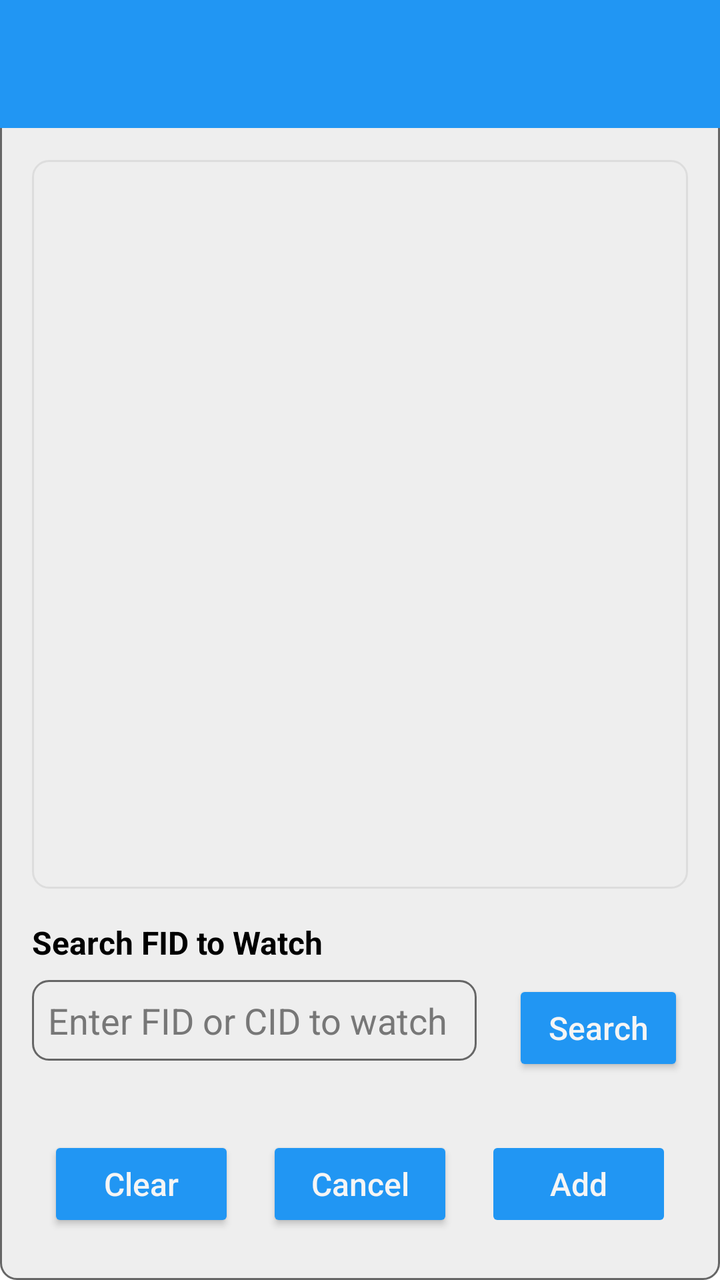
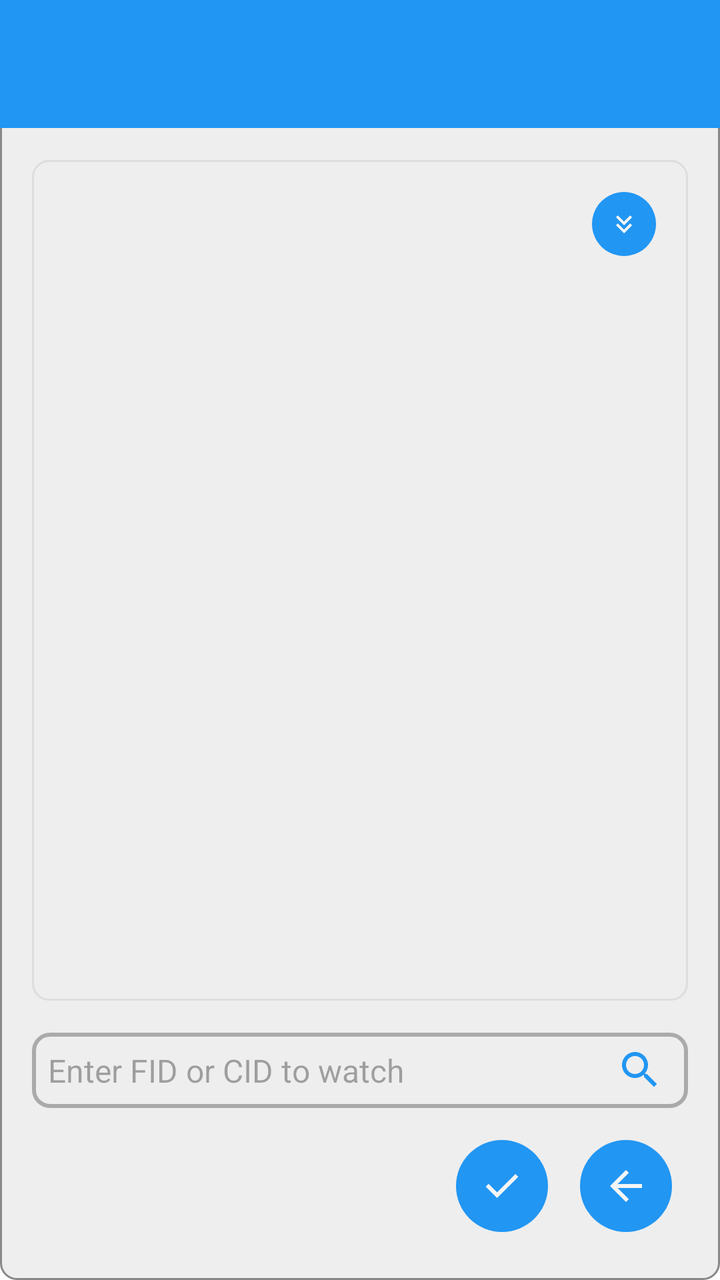

Screens rendered from an Android XML layout before and after an edit, with the pre-edit source and the edit as a unified diff.
<!-- AndroidManifest.xml: application theme Theme.Freer -->
<!-- res/layout/activity_add_watched_fid.xml -->
<?xml version="1.0" encoding="utf-8"?>
<LinearLayout xmlns:android="http://schemas.android.com/apk/res/android"
    android:layout_width="match_parent"
    android:layout_height="match_parent"
    android:orientation="vertical"
    android:background="@drawable/key_card_background">

    
    <include layout="@layout/common_toolbar" />

    <LinearLayout
        android:layout_width="match_parent"
        android:layout_height="match_parent"
        android:orientation="vertical"
        android:padding="16dp">

        
        <LinearLayout
            android:layout_width="match_parent"
            android:layout_height="0dp"
            android:layout_weight="1"
            android:orientation="vertical"
            android:layout_marginBottom="16dp">

            <TextView
                android:id="@+id/searchResultsHint"
                android:layout_width="match_parent"
                android:layout_height="wrap_content"
                android:text="@string/search_results"
                android:textStyle="bold"
                android:textSize="16sp"
                android:textColor="@color/text_color"
                android:layout_marginBottom="8dp"
                android:visibility="gone" />

            <ScrollView
                android:layout_width="match_parent"
                android:layout_height="match_parent"
                android:background="@drawable/bg_result_view"
                android:padding="8dp">

                <LinearLayout
                    android:layout_width="match_parent"
                    android:layout_height="wrap_content"
                    android:orientation="vertical">

                    <LinearLayout
                        android:id="@+id/searchResultsLayout"
                        android:layout_width="match_parent"
                        android:layout_height="wrap_content"
                        android:orientation="vertical" />

                    <LinearLayout
                        android:layout_width="wrap_content"
                        android:layout_height="wrap_content"
                        android:layout_gravity="end"
                        android:orientation="horizontal">
                    <TextView
                        android:id="@+id/moreResultsHint"
                        android:layout_width="match_parent"
                        android:layout_height="wrap_content"
                        android:textColor="@color/hint"
                        android:textSize="12sp"
                        android:layout_gravity="center_vertical"
                        android:layout_marginTop="4dp"
                        android:visibility="gone" />

                    <Button
                        android:id="@+id/moreButton"
                        android:layout_width="wrap_content"
                        android:layout_height="wrap_content"
                        android:text="@string/more"
                        android:layout_marginTop="8dp"
                        android:visibility="gone"
                        android:layout_gravity="center_vertical"
                        style="@style/ButtonStyle" />
                    </LinearLayout>

                </LinearLayout>

            </ScrollView>

        </LinearLayout>

        
        <LinearLayout
            android:layout_width="match_parent"
            android:layout_height="wrap_content"
            android:orientation="vertical">

            
            <TextView
                android:layout_width="match_parent"
                android:layout_height="wrap_content"
                android:text="@string/search_fid_to_watch"
                android:textStyle="bold"
                android:textSize="16sp"
                android:textColor="@color/text_color"
                android:layout_marginBottom="8dp" />

            <LinearLayout
                android:layout_width="match_parent"
                android:layout_height="54dp"
                android:orientation="horizontal"
                android:layout_marginBottom="8dp">

                <EditText
                    android:id="@+id/fidSearchEditText"
                    android:layout_width="0dp"
                    android:layout_height="wrap_content"
                    android:layout_weight="4"
                    android:hint="@string/enter_fid_or_cid_to_watch"
                    android:inputType="text"
                    android:textColor="@color/text_color"
                    android:textColorHint="@color/hint"
                    android:layout_marginEnd="16dp"
                    android:background="@drawable/bg_input_view"
                    />

                <Button
                    android:id="@+id/searchButton"
                    android:layout_width="30dp"
                    android:layout_height="wrap_content"
                    android:layout_gravity="bottom"
                    android:text="@string/search"
                    android:padding="0dp"
                    android:layout_margin="2dp"
                    style="@style/ButtonStyle" />

            </LinearLayout>

            
            <LinearLayout
                android:layout_width="match_parent"
                android:layout_height="wrap_content"
                android:orientation="horizontal"
                android:layout_marginTop="8dp">

                <Button
                    android:id="@+id/clearButton"
                    android:layout_width="0dp"
                    android:layout_height="wrap_content"
                    android:layout_weight="1"
                    android:text="@string/clear"
                    android:layout_marginEnd="8dp"
                    style="@style/ButtonStyle" />

                <Button
                    android:id="@+id/cancelButton"
                    android:layout_width="0dp"
                    android:layout_height="wrap_content"
                    android:layout_weight="1"
                    android:text="@string/cancel"
                    android:layout_marginEnd="8dp"
                    style="@style/ButtonStyle" />

                <Button
                    android:id="@+id/addWatchedFidButton"
                    android:layout_width="0dp"
                    android:layout_height="wrap_content"
                    android:layout_weight="1"
                    android:text="@string/add"
                    style="@style/ButtonStyle"
                    android:enabled="false" />

            </LinearLayout>

        </LinearLayout>

        </LinearLayout>

    </LinearLayout>
<!-- res/layout/common_toolbar.xml (included above) -->
<?xml version="1.0" encoding="utf-8"?>
<androidx.appcompat.widget.Toolbar xmlns:android="http://schemas.android.com/apk/res/android"
    xmlns:app="http://schemas.android.com/apk/res-auto"
    android:id="@+id/toolbar"
    android:layout_width="match_parent"
    android:layout_height="?attr/actionBarSize"
    android:background="@color/colorAccent"
    android:theme="@style/ThemeOverlay.Freer.Toolbar">

    <LinearLayout
        android:id="@+id/toolbar_fid_container"
        android:layout_width="wrap_content"
        android:layout_height="match_parent"
        android:layout_gravity="end"
        android:orientation="horizontal"
        android:gravity="center_vertical"
        android:paddingEnd="4dp"
        android:paddingStart="16dp"
        android:visibility="gone"
        android:clickable="true"
        android:focusable="true"
        android:background="?android:attr/selectableItemBackground">

        <TextView
            android:id="@+id/toolbar_fid_text"
            android:layout_width="wrap_content"
            android:layout_height="wrap_content"
            android:layout_marginEnd="8dp"
            android:text="FID123456789..."
            android:textColor="@android:color/white"
            android:textSize="14sp"
            android:maxLines="1"
            android:ellipsize="none" />

        <ImageView
            android:id="@+id/toolbar_avatar"
            android:layout_width="42dp"
            android:layout_height="42dp"
            android:background="@color/colorAccent"
            android:scaleType="centerCrop"
            android:contentDescription="@string/avatar" />

    </LinearLayout>

</androidx.appcompat.widget.Toolbar>
<!-- resources referenced by this layout -->
<resources>
  <color name="colorAccent">#2196F3</color>
  <color name="text_color">#000000</color>
  <!-- drawable bg_input_view (drawable) -->
  <?xml version="1.0" encoding="utf-8"?>
  <shape xmlns:android="http://schemas.android.com/apk/res/android"
      android:shape="rectangle">
      <solid android:color="@color/background_light" />
      <stroke android:width="1dp" android:color="@color/outline_heavy" />
      <corners android:radius="8dp" />
      <padding android:left="8dp" android:top="8dp" android:right="8dp" android:bottom="8dp" />
  </shape>
  <!-- drawable bg_result_view (drawable) -->
  <?xml version="1.0" encoding="utf-8"?>
  <shape xmlns:android="http://schemas.android.com/apk/res/android"
      android:shape="rectangle">
      <solid android:color="@color/background_light" />
      <stroke android:width="1dp" android:color="@color/stroke_color" />
      <corners android:radius="8dp" />
      <padding android:left="8dp" android:top="8dp" android:right="8dp" android:bottom="8dp" />
  </shape>
  <!-- drawable key_card_background (drawable) -->
  <?xml version="1.0" encoding="utf-8"?>
  <selector xmlns:android="http://schemas.android.com/apk/res/android">
      <item android:state_pressed="true">
          <shape android:shape="rectangle">
              <solid android:color="@color/background_light" />
              <stroke android:width="1dp" android:color="@color/outline_heavy" />
              <corners android:radius="8dp" />
          </shape>
      </item>
      <item>
          <shape android:shape="rectangle">
              <solid android:color="@color/background_light" />
              <stroke android:width="1dp" android:color="@color/outline_heavy" />
              <corners android:radius="8dp" />
          </shape>
      </item>
  </selector>
  <string name="cancel">Cancel</string>
  <string name="search_fid_to_watch">Search FID to Watch</string>
  <style name="ButtonStyle">
          <item name="android:textColor">@color/main_background</item>
          <item name="android:backgroundTint">@color/colorAccent</item>
          <item name="android:paddingStart">8dp</item>
          <item name="android:paddingEnd">8dp</item>
          <item name="android:paddingTop">8dp</item>
          <item name="android:paddingBottom">8dp</item>
          <item name="android:textSize">16sp</item>
          <item name="android:textAllCaps">false</item>
          <item name="android:layout_width">wrap_content</item>
          <item name="android:layout_height">@dimen/button_height</item>
          <item name="android:layout_weight">1</item>
          <item name="android:layout_marginStart">4dp</item>
          <item name="android:layout_marginEnd">4dp</item>
          <item name="android:layout_margin">8dp</item>
          <item name="android:layout_gravity">center</item>
      </style>
  <color name="outline_heavy">#666666</color>
  <color name="stroke_color">#DDDDDD</color>
  <dimen name="button_height">52dp</dimen>
  <!-- unchanged entries left out for length: 13 -->
</resources>

<!-- the commit's change to res/layout/activity_add_watched_fid.xml (unified diff, before → after) -->
@@ -1,5 +1,6 @@
 <?xml version="1.0" encoding="utf-8"?>
 <LinearLayout xmlns:android="http://schemas.android.com/apk/res/android"
+    xmlns:app="http://schemas.android.com/apk/res-auto"
     android:layout_width="match_parent"
     android:layout_height="match_parent"
     android:orientation="vertical"
@@ -29,7 +30,7 @@
                 android:text="@string/search_results"
                 android:textStyle="bold"
                 android:textSize="16sp"
-                android:textColor="@color/text_color"
+                android:textColor="@color/text"
                 android:layout_marginBottom="8dp"
                 android:visibility="gone" />
 
@@ -65,15 +66,11 @@
                         android:layout_marginTop="4dp"
                         android:visibility="gone" />
 
-                    <Button
+                    <ImageButton
                         android:id="@+id/moreButton"
-                        android:layout_width="wrap_content"
-                        android:layout_height="wrap_content"
-                        android:text="@string/more"
-                        android:layout_marginTop="8dp"
-                        android:visibility="gone"
-                        android:layout_gravity="center_vertical"
-                        style="@style/ButtonStyle" />
+                        style="@style/SmallImageButton"
+                        android:src="@drawable/ic_more_down"
+                        android:contentDescription="@string/more"/>
                     </LinearLayout>
 
                 </LinearLayout>
@@ -89,43 +86,53 @@
             android:orientation="vertical">
 
             
-            <TextView
+            <LinearLayout
                 android:layout_width="match_parent"
                 android:layout_height="wrap_content"
-                android:text="@string/search_fid_to_watch"
-                android:textStyle="bold"
-                android:textSize="16sp"
-                android:textColor="@color/text_color"
-                android:layout_marginBottom="8dp" />
-
-            <LinearLayout
-                android:layout_width="match_parent"
-                android:layout_height="54dp"
                 android:orientation="horizontal"
-                android:layout_marginBottom="8dp">
+                android:layout_marginBottom="8dp"
+                android:padding="4dp"
+                android:background="@drawable/container_outline"
+                android:gravity="center_vertical">
 
                 <EditText
                     android:id="@+id/fidSearchEditText"
                     android:layout_width="0dp"
                     android:layout_height="wrap_content"
-                    android:layout_weight="4"
+                    android:layout_weight="1"
                     android:hint="@string/enter_fid_or_cid_to_watch"
+                    android:background="@android:color/transparent"
+                    android:padding="4dp"
+                    android:textSize="16sp"
                     android:inputType="text"
-                    android:textColor="@color/text_color"
-                    android:textColorHint="@color/hint"
-                    android:layout_marginEnd="16dp"
-                    android:background="@drawable/bg_input_view"
-                    />
-
-                <Button
-                    android:id="@+id/searchButton"
-                    android:layout_width="30dp"
-                    android:layout_height="wrap_content"
-                    android:layout_gravity="bottom"
-                    android:text="@string/search"
-                    android:padding="0dp"
-                    android:layout_margin="2dp"
-                    style="@style/ButtonStyle" />
+                    android:imeOptions="actionSearch"
+                    android:singleLine="true" />
+
+                <ImageView
+                    android:id="@+id/clear_search_icon"
+                    android:layout_width="24dp"
+                    android:layout_height="24dp"
+                    android:layout_marginStart="8dp"
+                    android:src="@drawable/ic_clear"
+                    android:background="?android:attr/selectableItemBackgroundBorderless"
+                    android:clickable="true"
+                    android:focusable="true"
+                    android:contentDescription="@string/clear"
+                    android:visibility="gone"
+                    app:tint="@color/accent" />
+
+                <ImageView
+                    android:id="@+id/search_icon"
+                    android:layout_width="24dp"
+                    android:layout_height="24dp"
+                    android:layout_marginStart="8dp"
+                    android:layout_marginEnd="8dp"
+                    android:src="@drawable/ic_search"
+                    android:background="?android:attr/selectableItemBackgroundBorderless"
+                    android:clickable="true"
+                    android:focusable="true"
+                    android:contentDescription="@string/search"
+                    app:tint="@color/accent" />
 
             </LinearLayout>
 
@@ -134,34 +141,21 @@
                 android:layout_width="match_parent"
                 android:layout_height="wrap_content"
                 android:orientation="horizontal"
-                android:layout_marginTop="8dp">
-
-                <Button
-                    android:id="@+id/clearButton"
-                    android:layout_width="0dp"
-                    android:layout_height="wrap_content"
-                    android:layout_weight="1"
-                    android:text="@string/clear"
-                    android:layout_marginEnd="8dp"
-                    style="@style/ButtonStyle" />
-
-                <Button
-                    android:id="@+id/cancelButton"
-                    android:layout_width="0dp"
-                    android:layout_height="wrap_content"
-                    android:layout_weight="1"
-                    android:text="@string/cancel"
-                    android:layout_marginEnd="8dp"
-                    style="@style/ButtonStyle" />
-
-                <Button
+                android:gravity="end">
+
+                <ImageButton
                     android:id="@+id/addWatchedFidButton"
-                    android:layout_width="0dp"
-                    android:layout_height="wrap_content"
-                    android:layout_weight="1"
-                    android:text="@string/add"
-                    style="@style/ButtonStyle"
+                    style="@style/ImageButtonStyle"
+                    android:src="@drawable/ic_tick"
+                    android:contentDescription="@string/add"
                     android:enabled="false" />
+
+                <ImageButton
+                    android:id="@+id/backButton"
+                    style="@style/ImageButtonStyle"
+                    android:src="@drawable/ic_back"
+                    android:contentDescription="@string/back"
+                />
 
             </LinearLayout>
 
@@ -177,7 +171,7 @@
     android:id="@+id/toolbar"
     android:layout_width="match_parent"
     android:layout_height="?attr/actionBarSize"
-    android:background="@color/colorAccent"
+    android:background="@color/accent"
     android:theme="@style/ThemeOverlay.Freer.Toolbar">
 
     <LinearLayout
@@ -186,30 +180,31 @@
         android:layout_height="match_parent"
         android:layout_gravity="end"
         android:orientation="horizontal"
-        android:gravity="center_vertical"
-        android:paddingEnd="4dp"
-        android:paddingStart="16dp"
+        android:gravity="end|center_vertical"
         android:visibility="gone"
         android:clickable="true"
         android:focusable="true"
+        android:paddingStart="8dp"
+        android:paddingEnd="16dp"
         android:background="?android:attr/selectableItemBackground">
 
         <TextView
             android:id="@+id/toolbar_fid_text"
-            android:layout_width="wrap_content"
+            android:layout_width="130dp"
             android:layout_height="wrap_content"
-            android:layout_marginEnd="8dp"
-            android:text="FID123456789..."
-            android:textColor="@android:color/white"
+            android:textColor="@color/main_background"
+            android:paddingStart="8dp"
+            android:paddingEnd="4dp"
             android:textSize="14sp"
             android:maxLines="1"
-            android:ellipsize="none" />
+            android:gravity="end"
+            android:ellipsize="middle" />
 
         <ImageView
             android:id="@+id/toolbar_avatar"
             android:layout_width="42dp"
             android:layout_height="42dp"
-            android:background="@color/colorAccent"
+            android:background="@color/accent"
             android:scaleType="centerCrop"
             android:contentDescription="@string/avatar" />
 
<!-- resource entries referenced after the edit -->
@@ -1,65 +1,126 @@
 <!-- resources referenced by this layout -->
 <resources>
-  <color name="colorAccent">#2196F3</color>
-  <color name="text_color">#000000</color>
-  <!-- drawable bg_input_view (drawable) -->
-  <?xml version="1.0" encoding="utf-8"?>
-  <shape xmlns:android="http://schemas.android.com/apk/res/android"
-      android:shape="rectangle">
-      <solid android:color="@color/background_light" />
-      <stroke android:width="1dp" android:color="@color/outline_heavy" />
-      <corners android:radius="8dp" />
-      <padding android:left="8dp" android:top="8dp" android:right="8dp" android:bottom="8dp" />
-  </shape>
+  <color name="accent">#2196F3</color>
+  <color name="text">#000000</color>
   <!-- drawable bg_result_view (drawable) -->
   <?xml version="1.0" encoding="utf-8"?>
   <shape xmlns:android="http://schemas.android.com/apk/res/android"
       android:shape="rectangle">
       <solid android:color="@color/background_light" />
-      <stroke android:width="1dp" android:color="@color/stroke_color" />
+      <stroke android:width="1dp" android:color="@color/stroke" />
       <corners android:radius="8dp" />
       <padding android:left="8dp" android:top="8dp" android:right="8dp" android:bottom="8dp" />
   </shape>
+  <!-- drawable container_outline (drawable) -->
+  <?xml version="1.0" encoding="utf-8"?>
+  <shape xmlns:android="http://schemas.android.com/apk/res/android"
+      android:shape="rectangle"
+      >
+      <solid android:color="#00000000" />
+      <stroke
+          android:width="2dp"
+          android:color="@color/container_outline" />
+      <corners android:radius="8dp" />
+  </shape>
+  <!-- drawable ic_back (drawable) -->
+  <vector xmlns:android="http://schemas.android.com/apk/res/android"
+      android:width="24dp"
+      android:height="24dp"
+      android:viewportWidth="960"
+      android:viewportHeight="960">
+    <path
+        android:pathData="m313,520 l224,224 -57,56 -320,-320 320,-320 57,56 -224,224h487v80L313,520Z"
+        android:fillColor="@color/main_background"/>
+  </vector>
+  <!-- drawable ic_clear (drawable) -->
+  <?xml version="1.0" encoding="utf-8"?>
+  <vector xmlns:android="http://schemas.android.com/apk/res/android"
+      android:width="24dp"
+      android:height="24dp"
+      android:viewportWidth="24"
+      android:viewportHeight="24"
+      android:tint="@color/accent">
+      <path
+          android:fillColor="@color/text"
+          android:pathData="M19,6.41L17.59,5 12,10.59 6.41,5 5,6.41 10.59,12 5,17.59 6.41,19 12,13.41 17.59,19 19,17.59 13.41,12z"/>
+  </vector>
+  <!-- drawable ic_more_down (drawable) -->
+  <vector xmlns:android="http://schemas.android.com/apk/res/android"
+      android:width="24dp"
+      android:height="24dp"
+      android:viewportWidth="960"
+      android:viewportHeight="960">
+    <path
+        android:pathData="M480,760 L240,520l56,-56 184,183 184,-183 56,56 -240,240ZM480,520L240,280l56,-56 184,183 184,-183 56,56 -240,240Z"
+        android:fillColor="#000000"/>
+  </vector>
+  <!-- drawable ic_search (drawable) -->
+  <vector xmlns:android="http://schemas.android.com/apk/res/android"
+      android:width="24dp"
+      android:height="24dp"
+      android:viewportWidth="24"
+      android:viewportHeight="24"
+      android:tint="?attr/colorOnSurface">
+    <path
+        android:fillColor="@android:color/white"
+        android:pathData="M15.5,14h-0.79l-0.28,-0.27C15.41,12.59 16,11.11 16,9.5 16,5.91 13.09,3 9.5,3S3,5.91 3,9.5 5.91,16 9.5,16c1.61,0 3.09,-0.59 4.23,-1.57l0.27,0.28v0.79l5,4.99L20.49,19l-4.99,-5zM9.5,14C7.01,14 5,11.99 5,9.5S7.01,5 9.5,5 14,7.01 14,9.5 11.99,14 9.5,14z"/>
+  </vector>
+  <!-- drawable ic_tick (drawable) -->
+  <vector xmlns:android="http://schemas.android.com/apk/res/android"
+      android:width="24dp"
+      android:height="24dp"
+      android:viewportWidth="960"
+      android:viewportHeight="960">
+    <path
+        android:pathData="M382,720 L154,492l57,-57 171,171 367,-367 57,57 -424,424Z"
+        android:fillColor="#75FB4C"/>
+  </vector>
   <!-- drawable key_card_background (drawable) -->
   <?xml version="1.0" encoding="utf-8"?>
   <selector xmlns:android="http://schemas.android.com/apk/res/android">
       <item android:state_pressed="true">
           <shape android:shape="rectangle">
               <solid android:color="@color/background_light" />
-              <stroke android:width="1dp" android:color="@color/outline_heavy" />
+              <stroke android:width="1dp" android:color="@color/outline_light" />
               <corners android:radius="8dp" />
           </shape>
       </item>
       <item>
           <shape android:shape="rectangle">
               <solid android:color="@color/background_light" />
-              <stroke android:width="1dp" android:color="@color/outline_heavy" />
+              <stroke android:width="1dp" android:color="@color/outline_light" />
               <corners android:radius="8dp" />
           </shape>
       </item>
   </selector>
-  <string name="cancel">Cancel</string>
-  <string name="search_fid_to_watch">Search FID to Watch</string>
-  <style name="ButtonStyle">
-          <item name="android:textColor">@color/main_background</item>
-          <item name="android:backgroundTint">@color/colorAccent</item>
-          <item name="android:paddingStart">8dp</item>
-          <item name="android:paddingEnd">8dp</item>
-          <item name="android:paddingTop">8dp</item>
-          <item name="android:paddingBottom">8dp</item>
-          <item name="android:textSize">16sp</item>
-          <item name="android:textAllCaps">false</item>
-          <item name="android:layout_width">wrap_content</item>
-          <item name="android:layout_height">@dimen/button_height</item>
-          <item name="android:layout_weight">1</item>
-          <item name="android:layout_marginStart">4dp</item>
-          <item name="android:layout_marginEnd">4dp</item>
+  <string name="back">Back</string>
+  <style name="ImageButtonStyle">
+          <item name="android:layout_width">46dp</item>
+          <item name="android:layout_height">46dp</item>
           <item name="android:layout_margin">8dp</item>
-          <item name="android:layout_gravity">center</item>
+          <item name="android:background">@drawable/bg_round_accent</item>
+          <item name="android:tint">@color/main_background</item>
+          <item name="android:scaleType">centerInside</item>
+          <item name="android:padding">8dp</item>
       </style>
-  <color name="outline_heavy">#666666</color>
-  <color name="stroke_color">#DDDDDD</color>
-  <dimen name="button_height">52dp</dimen>
+  <style name="SmallImageButton" parent="ImageButtonStyle">
+          <item name="android:layout_width">32dp</item>
+          <item name="android:layout_height">32dp</item>
+          <item name="android:scaleType">fitCenter</item>
+          <item name="android:layout_margin">8dp</item>
+          <item name="android:background">@drawable/bg_round_accent</item>
+          <item name="android:tint">@color/main_background</item>
+          <item name="android:padding">8dp</item>
+      </style>
+  <color name="stroke">#DDDDDD</color>
+  <color name="container_outline">#AAAAAA</color>
+  <color name="outline_light">#888888</color>
+  <!-- drawable bg_round_accent (drawable) -->
+  <?xml version="1.0" encoding="utf-8"?>
+  <shape xmlns:android="http://schemas.android.com/apk/res/android"
+      android:shape="oval">
+      <solid android:color="@color/accent" />
+  </shape>
   <!-- unchanged entries left out for length: 13 -->
 </resources>
 
